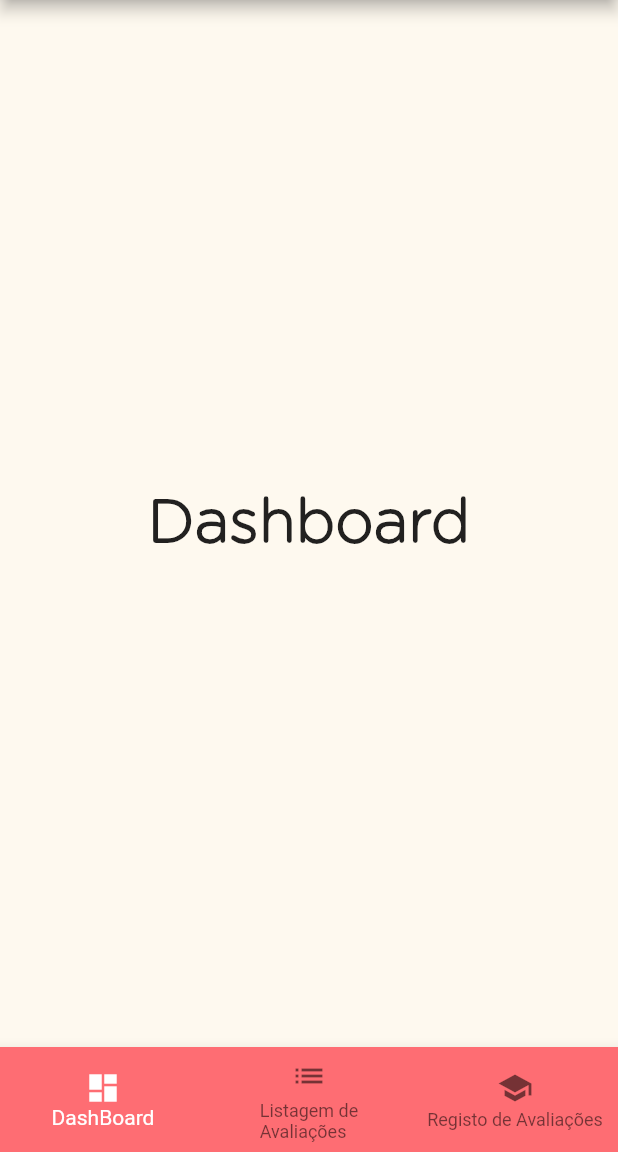
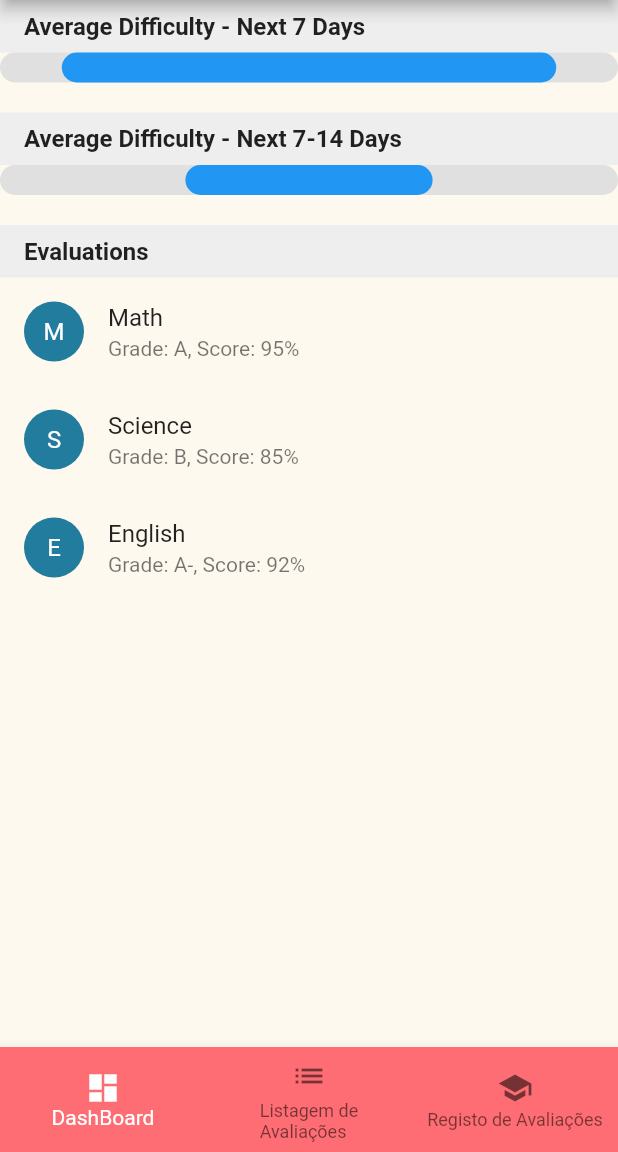
Before and after one commit to Culurio/MiniProjeto, a Flutter app: the screen it shows after launch, on a phone screen of 412 x 824 dp, the part 84-1236 px from its top. Run offline on Flutter 3.47's test engine with Material 2 defaults, Android fonts, the phone set to English and light mode, and no system bars; our stand-ins replace share_plus.

Commit message:
Commit fixe

```diff
--- a/lib/main.dart
+++ b/lib/main.dart
@@ -1,7 +1,11 @@
 import 'package:flutter/material.dart';
-import 'package:mini_projeto/avaliacoesLista.dart';
+import 'package:mini_projeto/models/avaliacoesLista.dart';
+import 'package:mini_projeto/models/avalicao.dart';
+import 'package:mini_projeto/models/tipo_avaliacao.dart';
 import 'package:mini_projeto/pages/listar_registo.dart';
 import 'package:mini_projeto/pages/registo_avaliacao.dart';
+
+import 'pages/dashboard.dart';
 
 void main() {
   runApp(MyApp());
@@ -25,6 +29,7 @@ class MyApp extends StatelessWidget {
     900: Color(0xFF227C9D),
   },
   );
+
 
   // This widget is the root of your application.
   @override
@@ -52,7 +57,7 @@ class _HomeState extends State<Home> {
   static const TextStyle optionStyle =
   TextStyle(fontFamily: 'Gotham',fontWeight: FontWeight.bold, fontSize: 40);
   static const List<Widget> _widgetOptions = <Widget>[
-    DashboardWidget(optionStyle: optionStyle),
+    Dashboard(),
     ListarWidget(),
     RegistodWidget(),
   ];
@@ -61,6 +66,15 @@ class _HomeState extends State<Home> {
     setState(() {
       _selectedIndex = index;
     });
+  }
+
+  @override
+  void initState() {
+    super.initState();
+    avaliacaoLista.adicionar(Avaliacao("Algebra Linear", Tipo.projeto, "12-10-2022 12:10", 5, "observacoes"));
+    avaliacaoLista.adicionar(Avaliacao("LP2", Tipo.projeto, "05-02-2023 12:10", 5, "observacoes"));
+    avaliacaoLista.adicionar(Avaliacao("Computação Movel", Tipo.miniTeste, "10-12-2023 11:10", 5, "Testesteste"));
+    avaliacaoLista.adicionar(Avaliacao("LP2", Tipo.defesa, "12-10-2022 12:10", 3, "observacoes"));
   }
 
   @override
@@ -98,20 +112,3 @@ class _HomeState extends State<Home> {
     );
   }
 }
-
-class DashboardWidget extends StatelessWidget {
-  const DashboardWidget({
-    super.key,
-    required this.optionStyle,
-  });
-
-  final TextStyle optionStyle;
-
-  @override
-  Widget build(BuildContext context) {
-    return Text(
-      'Dashboard',
-      style: optionStyle,
-    );
-  }
-}
--- /dev/null
+++ b/lib/pages/dashboard.dart
@@ -0,0 +1,79 @@
+import 'package:flutter/material.dart';
+
+class Dashboard extends StatelessWidget {
+  const Dashboard({super.key});
+
+  @override
+  Widget build(BuildContext context) {
+    return Scaffold(
+      body: Column(
+        crossAxisAlignment: CrossAxisAlignment.stretch,
+        children: [
+          _buildSectionTitle('Average Difficulty - Next 7 Days'),
+          _buildDifficultyBar(0.8), // Replace with actual difficulty value
+          SizedBox(height: 20.0),
+          _buildSectionTitle('Average Difficulty - Next 7-14 Days'),
+          _buildDifficultyBar(0.4), // Replace with actual difficulty value
+          SizedBox(height: 20.0),
+          _buildSectionTitle('Evaluations'),
+          _buildEvaluationList(),
+        ],
+      ),
+    );
+  }
+
+  Widget _buildSectionTitle(String title) {
+    return Container(
+      padding: EdgeInsets.symmetric(horizontal: 16.0, vertical: 8.0),
+      color: Colors.grey[200],
+      child: Text(
+        title,
+        style: TextStyle(
+          fontWeight: FontWeight.bold,
+          fontSize: 16.0,
+        ),
+      ),
+    );
+  }
+
+  Widget _buildDifficultyBar(double difficulty) {
+    return Container(
+      height: 20.0,
+      decoration: BoxDecoration(
+        color: Colors.grey[300],
+        borderRadius: BorderRadius.circular(10.0),
+      ),
+      child: FractionallySizedBox(
+        widthFactor: difficulty,
+        child: Container(
+          decoration: BoxDecoration(
+            color: Colors.blue,
+            borderRadius: BorderRadius.circular(10.0),
+          ),
+        ),
+      ),
+    );
+  }
+
+  Widget _buildEvaluationList() {
+    return ListView(
+      shrinkWrap: true,
+      physics: NeverScrollableScrollPhysics(),
+      children: [
+        _buildEvaluationItem('Math', 'A', '95%'),
+        _buildEvaluationItem('Science', 'B', '85%'),
+        _buildEvaluationItem('English', 'A-', '92%'),
+      ],
+    );
+  }
+
+  Widget _buildEvaluationItem(String subject, String grade, String score) {
+    return ListTile(
+      leading: CircleAvatar(
+        child: Text(subject[0]),
+      ),
+      title: Text(subject),
+      subtitle: Text('Grade: $grade, Score: $score'),
+    );
+  }
+}
--- a/lib/widgets/radio_options_widget.dart
+++ b/lib/widgets/radio_options_widget.dart
@@ -1,5 +1,5 @@
 import 'package:flutter/material.dart';
-import 'package:mini_projeto/tipo_avaliacao.dart';
+import 'package:mini_projeto/models/tipo_avaliacao.dart';
 
 
 class RadioOption extends StatefulWidget {
--- a/pubspec.yaml
+++ b/pubspec.yaml
@@ -30,6 +30,8 @@ environment:
 dependencies:
   flutter:
     sdk: flutter
+
+  share_plus: ^6.3.1
 
 
   # The following adds the Cupertino Icons font to your application.
```
Also changed, not shown: lib/avaliacoesLista.dart (deleted, +0 -23 lines), lib/models/avaliacoesLista.dart (added, +45 -0 lines), lib/models/avalicao.dart (renamed from lib/avalicao.dart, +10 -2 lines), lib/pages/editar_avaliacao.dart (+17 -12 lines), lib/pages/listar_registo.dart (+5 -3 lines), lib/pages/registo_avaliacao.dart (+25 -21 lines), lib/widgets/build_details_widget.dart (added, +158 -0 lines), lib/widgets/date_hour_picker.dart (+7 -9 lines), lib/widgets/note_card_widget.dart (+31 -12 lines), lib/widgets/share_button.dart (added, +26 -0 lines), lib/models/tipo_avaliacao.dart (renamed from lib/tipo_avaliacao.dart), pubspec.lock, 1 other file.
